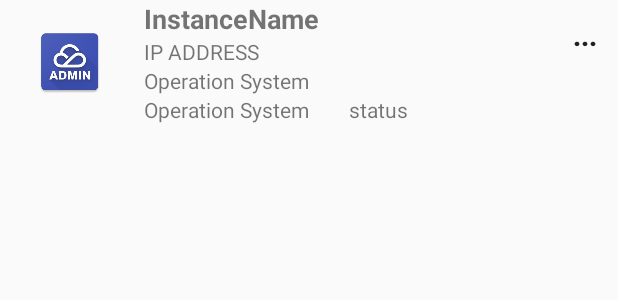
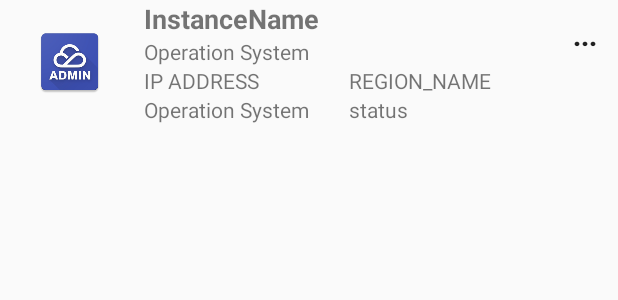
Before and after one commit to ankanch/QCloudManager, an Android app: the layout layout_cloudserver_item_row.xml on its own in the app's theme, with its tools: preview values and no code run, on a phone screen of 412 x 824 dp. Shown: the top 300 px of the screen. Run offline under Robolectric (Android 15) with nearby library versions, the phone set to English and light mode, and no system bars.

Commit message:
云服务器item 目前可以显示地域。修复部分文字显示。----ver1.2.0

```diff
--- a/app/src/main/java/com/akakanch/qcloudmanager2/CloudserverManager.java
+++ b/app/src/main/java/com/akakanch/qcloudmanager2/CloudserverManager.java
@@ -367,6 +367,7 @@ public class CloudserverManager extends Fragment {
                             CloudServerItem item = new CloudServerItem(name, ip, os, getStatusDes(status), getPayMode(paymode), getOSImg(os), iid);
                             item.setAPIInfo(defaultkey, defaulyketId);
                             item.InstanceRegion = region;
+                            item.RegionName = APIRequestGenerator.REGION_NAME[x];
                             cvmAdapter.add(item);
                         }
                         Snackbar.make(globeView, totalCount + "个实例找到。", Snackbar.LENGTH_LONG).show();
--- a/app/src/main/java/com/akakanch/qcloudmanager2/SystemImageInspector.java
+++ b/app/src/main/java/com/akakanch/qcloudmanager2/SystemImageInspector.java
@@ -173,7 +173,7 @@ public class SystemImageInspector extends Fragment {
                 }
                 refresh_progress.setVisibility(View.INVISIBLE);
                 refreshbutton.setEnabled(true);
-                tvHeaderTips.setText("私有镜像列表加在完毕，共" +new String().valueOf(imagecount)+"个。");
+                tvHeaderTips.setText("私有镜像列表加载完毕，共" +new String().valueOf(imagecount)+"个。");
                 try {
                     Snackbar.make(globeView, "刷新完毕", Snackbar.LENGTH_LONG).show();
                 } catch (Exception e) {
--- a/app/src/main/res/layout/layout_cloudserver.xml
+++ b/app/src/main/res/layout/layout_cloudserver.xml
@@ -36,10 +36,12 @@
 
         <Button
             android:id="@+id/button_systemimage_manager"
+            style="@style/Widget.AppCompat.Button"
             android:layout_width="0dp"
             android:layout_height="wrap_content"
             android:layout_weight="3"
-            android:text="@string/str_cm_systemimage_button" />
+            android:text="@string/str_cm_systemimage_button"
+            android:textColor="@color/colorAccent" />
 
     </LinearLayout>
     <com.google.android.gms.ads.AdView
--- a/app/src/main/res/layout/layout_cloudserver_item_row.xml
+++ b/app/src/main/res/layout/layout_cloudserver_item_row.xml
@@ -30,19 +30,39 @@
                     android:text="InstanceName"
                     android:textSize="18sp"
                     android:textStyle="bold" />
+
+                <TextView
+                    android:id="@+id/textView_os"
+                    android:layout_width="match_parent"
+                    android:layout_height="wrap_content"
+                    android:layout_weight="1"
+                    android:text="Operation System"
+                    android:textSize="14sp" />
+
+                <LinearLayout
+                    android:layout_width="match_parent"
+                    android:layout_height="match_parent"
+                    android:layout_weight="1"
+                    android:weightSum="2"
+                    android:orientation="horizontal">
+
                     <TextView
                         android:id="@+id/textView_ipaddress"
                         android:layout_width="match_parent"
                         android:layout_height="wrap_content"
+                        android:layout_weight="1"
                         android:text="IP ADDRESS"
                         android:textSize="14sp" />
+
                     <TextView
-            android:id="@+id/textView_os"
+                        android:id="@+id/textView_regionName"
                         android:layout_width="match_parent"
                         android:layout_height="wrap_content"
-            android:text="Operation System"
-            android:textSize="14sp"
-            android:layout_weight="1"/>
+                        android:layout_weight="1"
+                        android:text="REGION_NAME" />
+
+                </LinearLayout>
+
                 <LinearLayout android:orientation="horizontal" android:layout_width="match_parent"
         android:layout_height="wrap_content">
             <TextView
--- a/app/src/main/res/values/strings.xml
+++ b/app/src/main/res/values/strings.xml
@@ -205,7 +205,7 @@
     <string name="str_about_tips_bugreport">请在邮件正文写上出错信息以及系统日志</string>
     <string name="str_about_button_requestnew">请求新功能</string>
     <string name="str_about_bugsubmit">提交bug</string>
-    <string name="str_about_rating">为QCloudManager评分</string>
+    <string name="str_about_rating">去市场评分</string>
     <string name="str_about_abouttext1">本应用可以帮助你便捷管理你的腾讯云资源。\r\n随着应用的更新，功能也会越来越多。</string>
     <string name="str_about_abouttext2">本应用非腾讯官方应用，与腾讯无任何关系。\r\n腾讯云及其logo均为腾讯公司所有。</string>
     <string name="str_about_abouttext3">*图标由pandecheng制作*</string>
```
Lines whose indentation alone changed are shown as unchanged.
